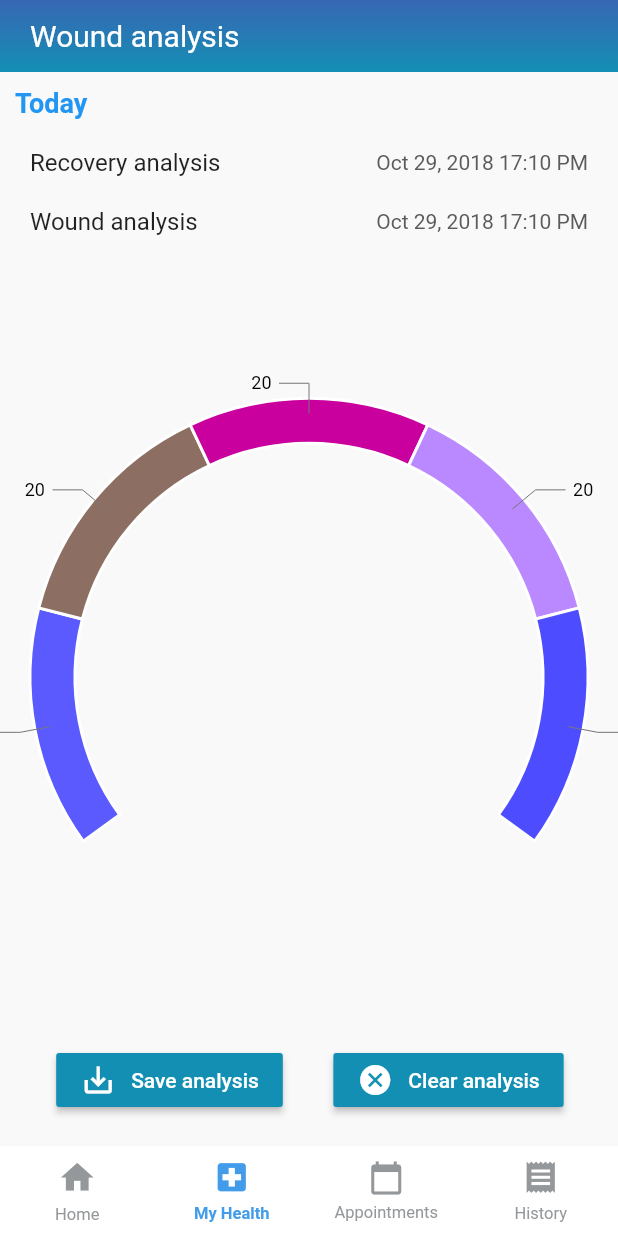
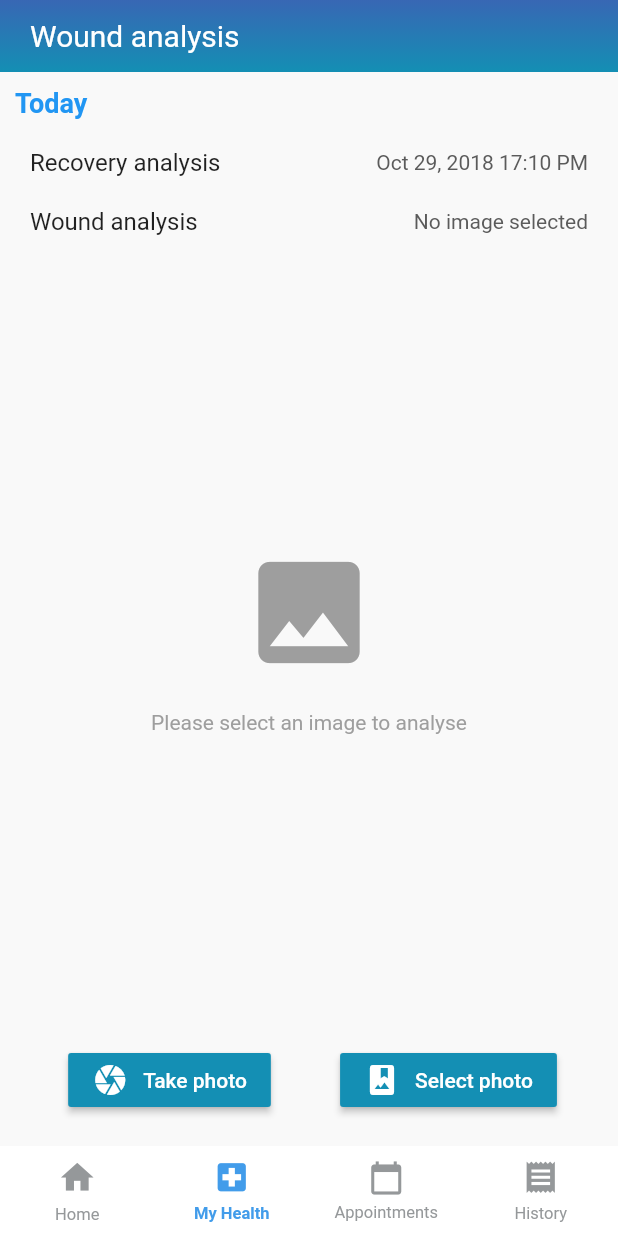
Before and after one commit to Sachinx0e/WoundCare, a Flutter app: the screen it shows after launch, swiped to page 2, on a phone screen of 412 x 824 dp. Run offline on Flutter 3.47's test engine with Material 2 defaults, Android fonts, the phone set to English and light mode, and no system bars; our stand-ins replace charts_flutter, flutter_calendar_carousel, flutter_svg, image_picker.

Commit message:
Image capture and selection done

```diff
--- a/lib/screen/WoundAnalysis.dart
+++ b/lib/screen/WoundAnalysis.dart
@@ -1,9 +1,12 @@
+import 'dart:async';
+import 'dart:io';
 import 'dart:math';
 
 import 'package:flutter/material.dart';
 import 'package:woundcare/components/PageHeader.dart';
 import 'package:woundcare/misc/Colors.dart';
 import 'package:charts_flutter/flutter.dart' as charts;
+import 'package:image_picker/image_picker.dart';
 
 class WoundAnalysis extends StatefulWidget {
 
@@ -59,7 +62,8 @@ class GaugeSegment {
 
 class WoundAnalysisState extends State<WoundAnalysis> {
 
-  AnalysisState analysisState = AnalysisState.ANALYSIS_COMPLETE;
+  AnalysisState analysisState = AnalysisState.NO_IMAGE_SELECTED;
+  File selectedImage;
 
   @override
   Widget build(BuildContext context) {
@@ -129,12 +133,31 @@ class WoundAnalysisState extends State<WoundAnalysis> {
                       child: Container()
                     ),
 
-                    Text(
-                      "Oct 29, 2018 17:10 PM",
-                      style: TextStyle(
-                          color: AppColors.hexToColor("#5B5B5B")
-                      ),
-                    ),
+                    (){
+                      if(analysisState == AnalysisState.NO_IMAGE_SELECTED){
+                        return Text(
+                          "No image selected",
+                          style: TextStyle(
+                              color: AppColors.hexToColor("#5B5B5B")
+                          ),
+                        );
+                      }else if(analysisState == AnalysisState.IN_PROGRESS) {
+                        return Text(
+                          "Analyzing image",
+                          style: TextStyle(
+                              color: AppColors.hexToColor("#5B5B5B")
+                          ),
+                        );
+                      }else if(analysisState == AnalysisState.ANALYSIS_COMPLETE) {
+                        return Text(
+                          "22 mm^2",
+                          style: TextStyle(
+                              color: AppColors.hexToColor("#5B5B5B")
+                          ),
+                        );
+                      }
+                    }(),
+
 
                   ],
                 ),
@@ -166,7 +189,25 @@ class WoundAnalysisState extends State<WoundAnalysis> {
                   )
                 );
               }else if(analysisState == AnalysisState.IN_PROGRESS) {
-                return Container();
+                return Center(
+                  child: Column(
+                    mainAxisSize: MainAxisSize.min,
+                    children: <Widget>[
+                        Container(
+                          margin: EdgeInsets.only(bottom: 10.0),
+                          child: CircularProgressIndicator(
+                            valueColor: AlwaysStoppedAnimation<Color>(AppColors.hexToColor("#148FB4")),
+                          ),
+                        ),
+                        Text(
+                          "Analyzing image",
+                          style: TextStyle(
+                              color: Colors.grey
+                          ),
+                        ),
+                    ],
+                  ),
+                );
               }else if(analysisState == AnalysisState.ANALYSIS_COMPLETE) {
                 return Container(
                   margin: EdgeInsets.only(top: 50.0),
@@ -219,7 +260,21 @@ class WoundAnalysisState extends State<WoundAnalysis> {
 
                               ],
                             ),
-                            onPressed: () {},
+                            onPressed: () {
+                              getImage(ImageSource.camera).then((value){
+                                setState(() {
+                                  analysisState = AnalysisState.IN_PROGRESS;
+                                  selectedImage = value;
+                                });
+
+                                new Timer(new Duration(seconds: 6),(){
+                                  setState(() {
+                                    analysisState = AnalysisState.ANALYSIS_COMPLETE;
+                                  });
+                                });
+
+                              });
+                            },
                           ),
                         ),
                       ),
@@ -247,7 +302,21 @@ class WoundAnalysisState extends State<WoundAnalysis> {
 
                               ],
                             ),
-                            onPressed: () {},
+                            onPressed: () {
+                              getImage(ImageSource.gallery).then((value){
+                                setState(() {
+                                  analysisState = AnalysisState.IN_PROGRESS;
+                                  selectedImage = value;
+                                });
+
+                                new Timer(new Duration(seconds: 6),(){
+                                  setState(() {
+                                    analysisState = AnalysisState.ANALYSIS_COMPLETE;
+                                  });
+                                });
+
+                              });
+                            },
                           ),
                         ),
                       ),
@@ -311,7 +380,12 @@ class WoundAnalysisState extends State<WoundAnalysis> {
 
                               ],
                             ),
-                            onPressed: () {},
+                            onPressed: () {
+                              setState(() {
+                                analysisState = AnalysisState.NO_IMAGE_SELECTED;
+                                selectedImage = null;
+                              });
+                            },
                           ),
                         ),
                       ),
@@ -327,4 +401,9 @@ class WoundAnalysisState extends State<WoundAnalysis> {
     );
   }
 
+  Future getImage(ImageSource imageSource) async {
+    var image = await ImagePicker.pickImage(source: imageSource);
+    return image;
+  }
+
 }
--- a/pubspec.yaml
+++ b/pubspec.yaml
@@ -18,6 +18,7 @@ dependencies:
   flutter_calendar_carousel: ^1.2.2
   flutter_svg: ^0.7.0+1
   charts_flutter: ^0.5.0
+  image_picker: ^0.4.10
 
   # The following adds the Cupertino Icons font to your application.
   # Use with the CupertinoIcons class for iOS style icons.
```
Also changed, not shown: pubspec.lock.
